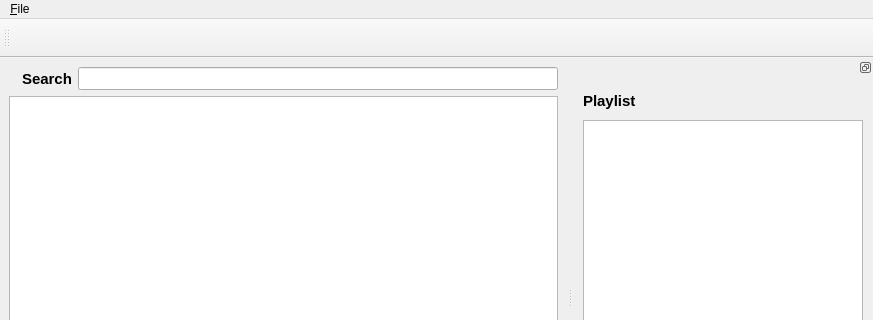
Above: main_window.ui from tschen/PyKS before the change; both pictures show x 0 to 873 and y 0 to 320 of the 873 by 557 pixel window. Below: the same form after it.
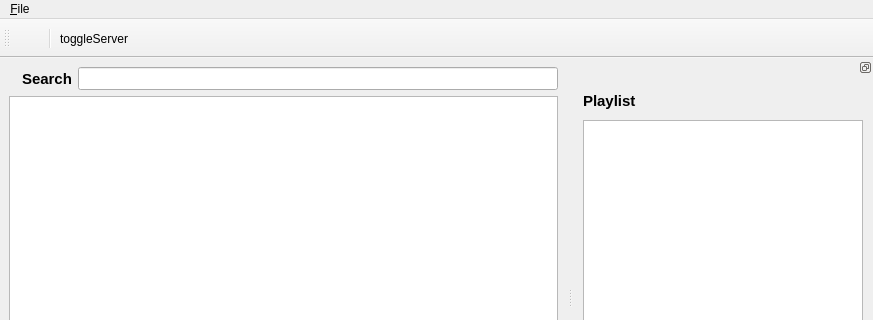
That is the form after the change. Icons and pictures are not drawn. Custom widgets are drawn as their Qt base class.

Patch:
```diff
--- a/main_window.ui
+++ b/main_window.ui
@@ -301,6 +301,8 @@
     <bool>false</bool>
    </attribute>
    <addaction name="actionNewScreen"/>
+   <addaction name="separator"/>
+   <addaction name="actionToggleServer"/>
   </widget>
   <action name="actionMenuQuit">
    <property name="text">
@@ -332,6 +334,11 @@
     <string>New Lyrics Window</string>
    </property>
   </action>
+  <action name="actionToggleServer">
+   <property name="text">
+    <string>toggleServer</string>
+   </property>
+  </action>
  </widget>
  <customwidgets>
   <customwidget>
```
Left out of the diff: 8 changed lines with no effect on the pictures.
